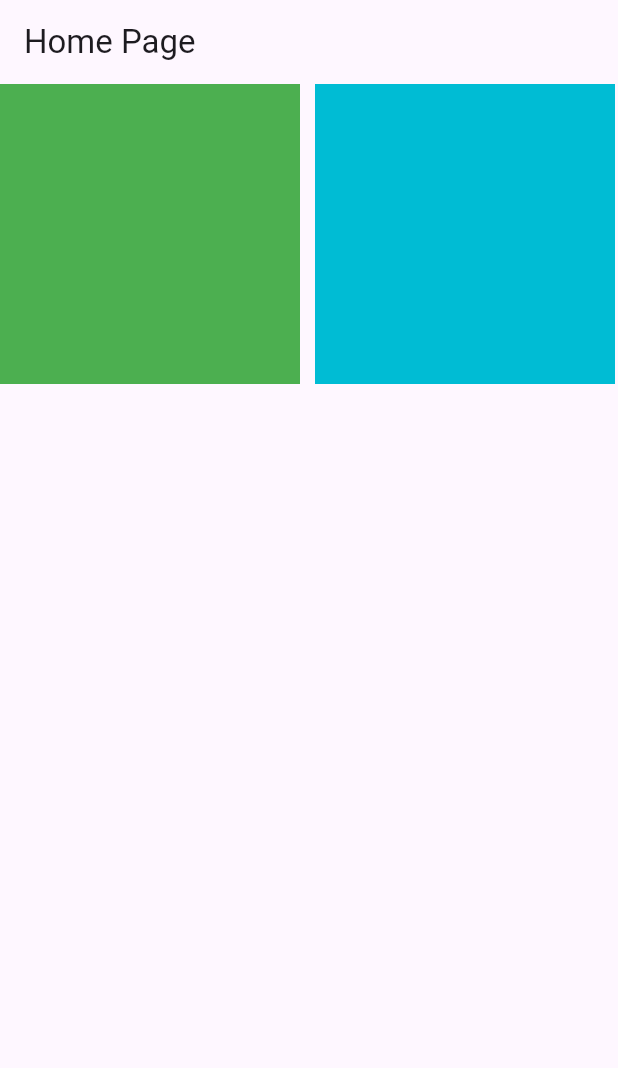
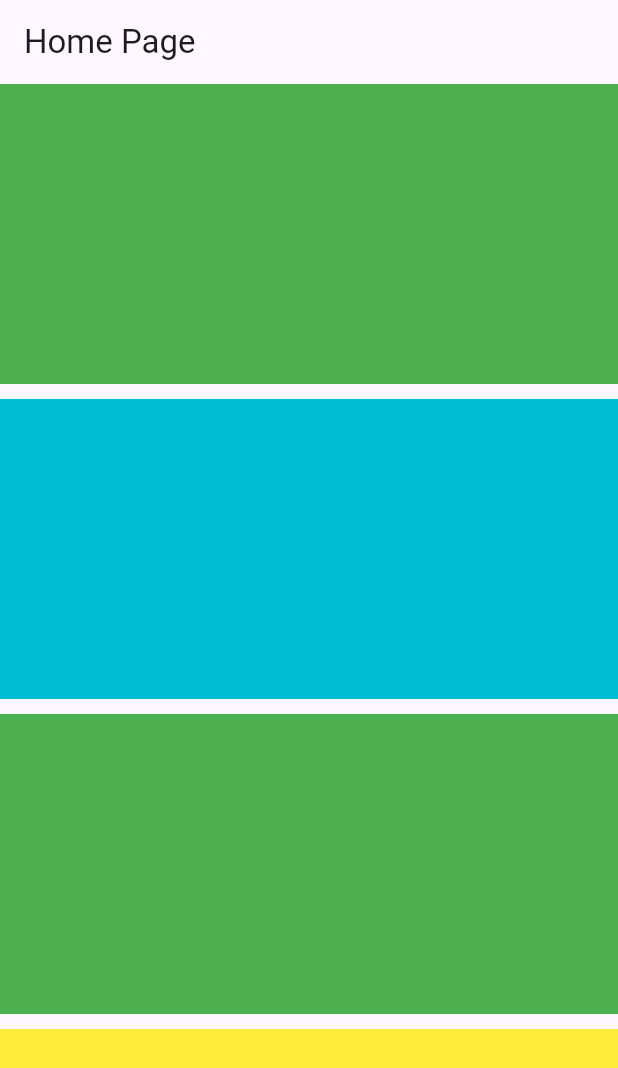
Before and after one commit to engektiar/FlutterFastApp, a Flutter app: the screen it shows after launch, on a phone screen of 412 x 824 dp. Shown: the top 1068 px of the screen. Run offline on Flutter 3.47's test engine with Material 3 defaults, Android fonts, the light colour scheme and no system bars.

Commit message:
listviwe add

```diff
--- a/lib/main.dart
+++ b/lib/main.dart
@@ -14,30 +14,40 @@ void main(){
        home: SafeArea(
          child: Scaffold(
            appBar: AppBar(title: Text("Home Page"),),
-           body: SingleChildScrollView(
-             scrollDirection: Axis.horizontal,
-             child: Row(
+           body: ListView (
+
                children: [
                  Container(
                    width: 200,
                    height: 200,
                    color: Colors.green,
                  ),
-                 SizedBox(width: 10,),
+                 SizedBox(height: 10,),
                  Container(
                    width: 200,
                    height: 200,
                    color: Colors.cyan,
                  ),
-                 SizedBox(width: 10,),
+                 SizedBox(height: 10,),
                  Container(
                    width: 200,
                    height: 200,
                    color: Colors.green,
+                 ),SizedBox(height: 10,),
+                 Container(
+                   width: 200,
+                   height: 200,
+                   color: Colors.yellow,
+                 ),
+                 SizedBox(height: 10,),
+                 Container(
+                   width: 200,
+                   height: 200,
+                   color: Colors.red,
                  )
                ],
              ),
-           ),
+
          ),
        ),
      );
```
